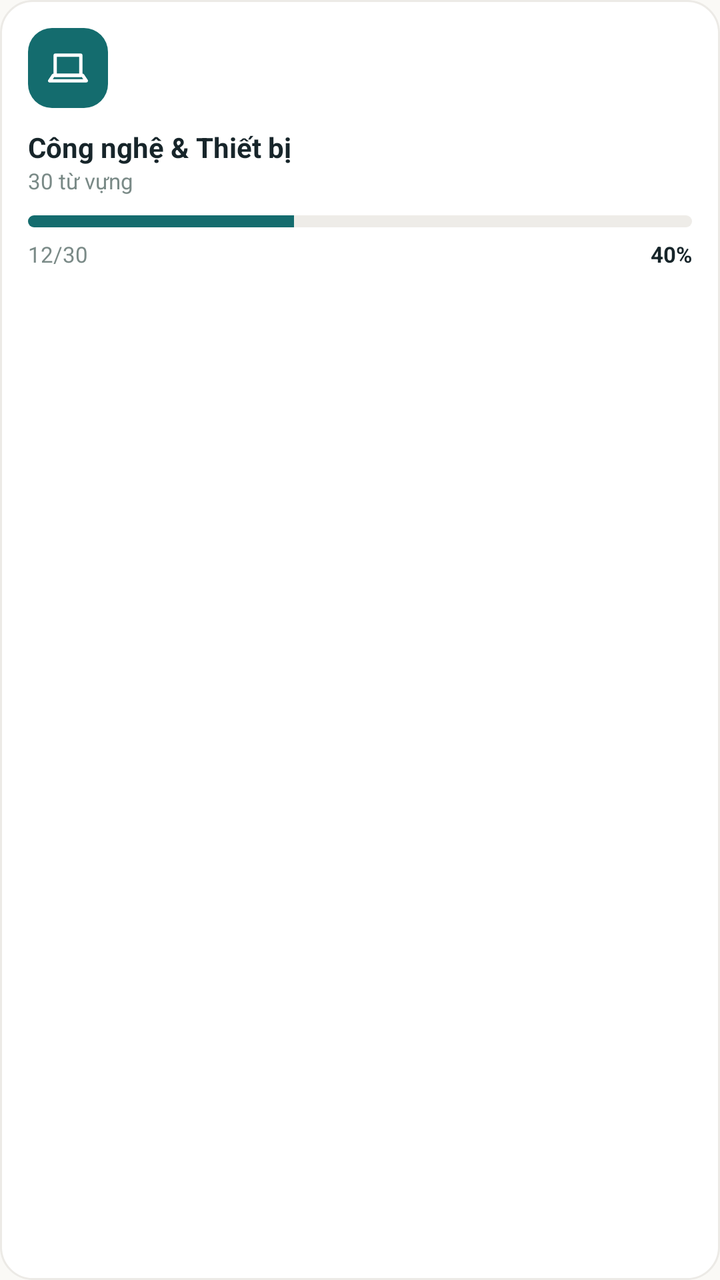
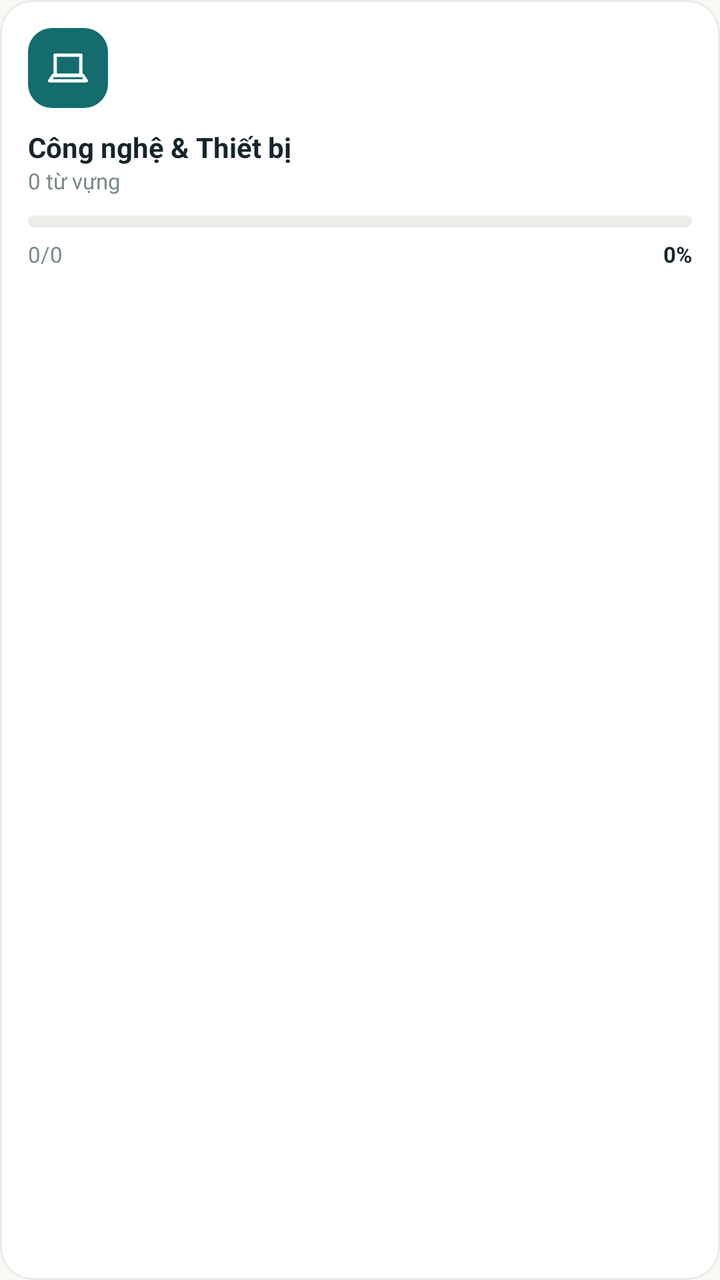

Screens rendered from an Android XML layout before and after an edit, with the pre-edit source and the edit as a unified diff.
<!-- AndroidManifest.xml: application theme Theme.CalmLearn -->
<!-- res/layout/item_lesson_tech.xml -->
<?xml version="1.0" encoding="utf-8"?>
<LinearLayout xmlns:android="http://schemas.android.com/apk/res/android"
    android:layout_width="match_parent"
    android:layout_height="wrap_content"
    android:background="@drawable/bg_card_stroke"
    android:clickable="true"
    android:focusable="true"
    android:foreground="?attr/selectableItemBackground"
    android:orientation="vertical"
    android:padding="14dp">

    <ImageView
        android:layout_width="40dp"
        android:layout_height="40dp"
        android:background="@drawable/bg_icon_square_teal"
        android:padding="9dp"
        android:src="@drawable/ic_laptop"
        android:tint="@color/white"
        android:contentDescription="@null" />

    <TextView
        android:layout_width="match_parent"
        android:layout_height="wrap_content"
        android:layout_marginTop="10dp"
        android:text="Công nghệ &amp; Thiết bị"
        android:textColor="@color/text_primary"
        android:textSize="14sp"
        android:textStyle="bold" />

    <TextView
        android:layout_width="match_parent"
        android:layout_height="wrap_content"
        android:text="30 từ vựng"
        android:textColor="@color/text_secondary"
        android:textSize="11sp" />

    <ProgressBar
        style="?android:attr/progressBarStyleHorizontal"
        android:layout_width="match_parent"
        android:layout_height="6dp"
        android:layout_marginTop="10dp"
        android:max="100"
        android:progress="40"
        android:progressDrawable="@drawable/progress_teal" />

    <LinearLayout
        android:layout_width="match_parent"
        android:layout_height="wrap_content"
        android:layout_marginTop="6dp"
        android:orientation="horizontal">

        <TextView
            android:layout_width="0dp"
            android:layout_height="wrap_content"
            android:layout_weight="1"
            android:text="12/30"
            android:textColor="@color/text_secondary"
            android:textSize="11sp" />

        <TextView
            android:layout_width="wrap_content"
            android:layout_height="wrap_content"
            android:text="40%"
            android:textColor="@color/text_primary"
            android:textSize="11sp"
            android:textStyle="bold" />
    </LinearLayout>
</LinearLayout>
<!-- resources referenced by this layout -->
<resources>
  <color name="text_primary">#17252A</color>
  <color name="text_secondary">#7A8A87</color>
  <color name="white">#FFFFFF</color>
  <!-- drawable bg_card_stroke (drawable) -->
  <shape xmlns:android="http://schemas.android.com/apk/res/android" android:shape="rectangle">
      <solid android:color="@color/surface"/>
      <stroke android:width="1dp" android:color="@color/divider"/>
      <corners android:radius="16dp"/>
  </shape>
  <!-- drawable bg_icon_square_teal (drawable) -->
  <shape xmlns:android="http://schemas.android.com/apk/res/android" android:shape="rectangle">
      <solid android:color="@color/teal_primary"/>
      <corners android:radius="12dp"/>
  </shape>
  <!-- drawable ic_laptop (drawable) -->
  <vector xmlns:android="http://schemas.android.com/apk/res/android"
      android:width="24dp" android:height="24dp" android:viewportWidth="24" android:viewportHeight="24">
      <path android:pathData="M5,5 L19,5 L19,16 L5,16 Z" android:strokeColor="#FFFFFFFF" android:strokeWidth="1.8" android:strokeLineJoin="round" android:fillColor="@android:color/transparent"/>
      <path android:pathData="M2,19 L22,19 L20,16 L4,16 Z" android:strokeColor="#FFFFFFFF" android:strokeWidth="1.8" android:strokeLineJoin="round" android:fillColor="@android:color/transparent"/>
  </vector>
  <!-- drawable progress_teal (drawable) -->
  <layer-list xmlns:android="http://schemas.android.com/apk/res/android">
      <item android:id="@android:id/background">
          <shape android:shape="rectangle">
              <solid android:color="@color/progress_track"/>
              <corners android:radius="6dp"/>
          </shape>
      </item>
      <item android:id="@android:id/progress">
          <clip>
              <shape android:shape="rectangle">
                  <solid android:color="@color/teal_primary"/>
                  <corners android:radius="6dp"/>
              </shape>
          </clip>
      </item>
  </layer-list>
  <style name="Theme.CalmLearn" parent="Theme.MaterialComponents.DayNight.NoActionBar">
          <item name="colorPrimary">@color/teal_primary</item>
          <item name="colorPrimaryVariant">@color/teal_dark</item>
          <item name="colorOnPrimary">@color/white</item>
          <item name="colorSecondary">@color/coral</item>
          <item name="colorOnSecondary">@color/white</item>
          <item name="android:statusBarColor">@color/background</item>
          <item name="android:windowLightStatusBar">true</item>
          <item name="android:navigationBarColor">@color/surface</item>
          <item name="android:windowBackground">@color/background</item>
          <item name="android:fontFamily">sans-serif</item>
      </style>
  <color name="surface">#FFFFFF</color>
  <color name="divider">#ECEAE6</color>
  <color name="teal_primary">#146C6E</color>
  <color name="progress_track">#EEECE8</color>
  <color name="teal_dark">#0B5147</color>
  <color name="coral">#F27B64</color>
  <color name="background">#FAF9F6</color>
</resources>

<!-- the commit's change to res/layout/item_lesson_tech.xml (unified diff, before → after) -->
@@ -28,19 +28,21 @@
         android:textStyle="bold" />
 
     <TextView
+        android:id="@+id/tvWordCount"
         android:layout_width="match_parent"
         android:layout_height="wrap_content"
-        android:text="30 từ vựng"
+        android:text="0 từ vựng"
         android:textColor="@color/text_secondary"
         android:textSize="11sp" />
 
     <ProgressBar
+        android:id="@+id/progressBar"
         style="?android:attr/progressBarStyleHorizontal"
         android:layout_width="match_parent"
         android:layout_height="6dp"
         android:layout_marginTop="10dp"
         android:max="100"
-        android:progress="40"
+        android:progress="0"
         android:progressDrawable="@drawable/progress_teal" />
 
     <LinearLayout
@@ -50,17 +52,19 @@
         android:orientation="horizontal">
 
         <TextView
+            android:id="@+id/tvLearnedCount"
             android:layout_width="0dp"
             android:layout_height="wrap_content"
             android:layout_weight="1"
-            android:text="12/30"
+            android:text="0/0"
             android:textColor="@color/text_secondary"
             android:textSize="11sp" />
 
         <TextView
+            android:id="@+id/tvPercent"
             android:layout_width="wrap_content"
             android:layout_height="wrap_content"
-            android:text="40%"
+            android:text="0%"
             android:textColor="@color/text_primary"
             android:textSize="11sp"
             android:textStyle="bold" />
